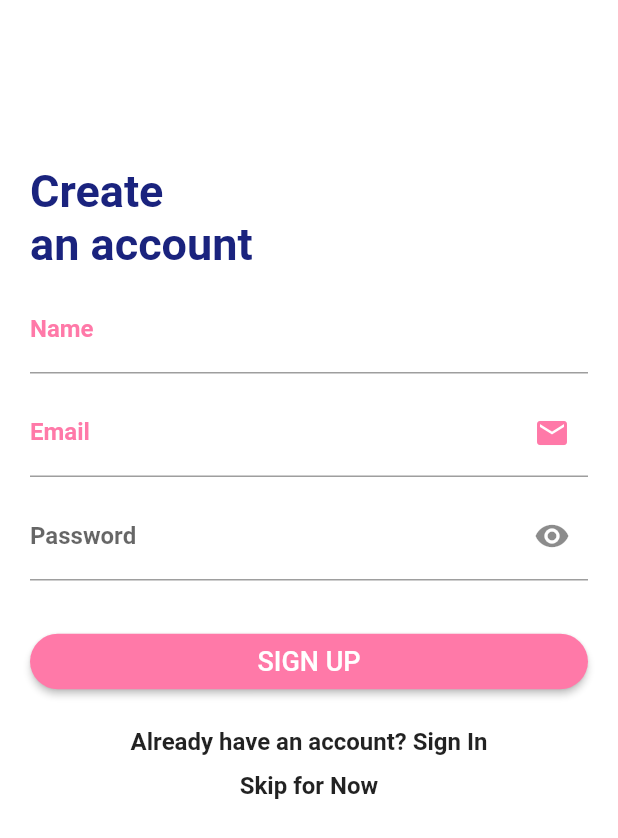
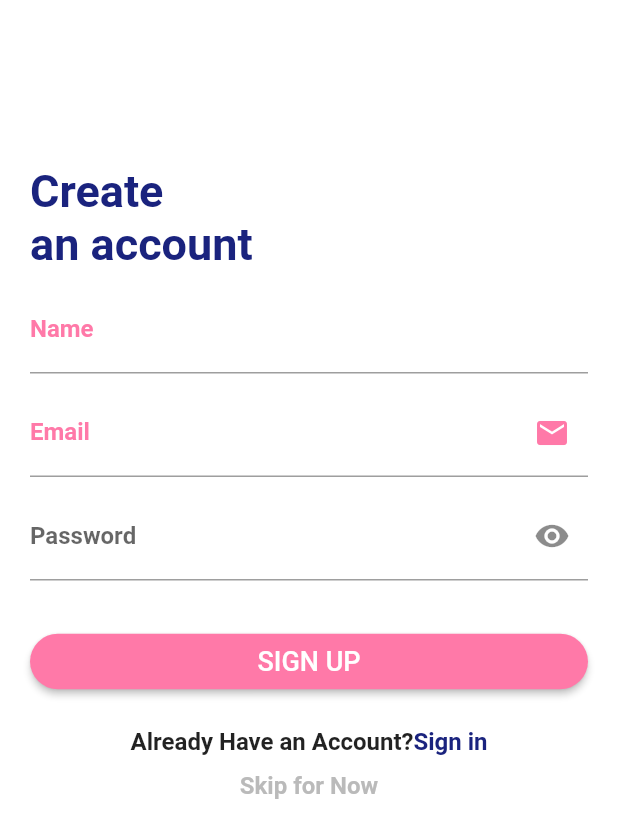
Before and after one commit to jayateerth656/Airticket, a Flutter app: the screen it shows after launch, on a phone screen of 412 x 824 dp. Shown: the top 838 px of the screen. Run offline on Flutter 3.47's test engine with Material 2 defaults, Android fonts, the phone set to English and light mode, and no system bars; our stand-ins replace carousel_slider, google_fonts, hexcolor; Roboto replaces fonts that are missing (Spartan).

Commit message:
latest commit

```diff
--- a/lib/common_properties/colors.dart
+++ b/lib/common_properties/colors.dart
@@ -9,6 +9,7 @@ class Colors1
   static const dots_color = Color.fromRGBO(226, 226, 226, 1);
   static const  button_color = Color.fromRGBO(255, 121, 168, 1);
   static const createAccountColor = Color.fromRGBO(26, 35, 126, 1);
+  static const sign_in = Color.fromRGBO(26, 35, 126, 1);
   static const mailIconColor = Color.fromRGBO(255, 121, 168, 1);
   static const haveAccountColor = Color.fromRGBO(186, 186, 186, 1);
   static const textSignInColor = Color.fromRGBO(255, 121, 168, 1);
--- a/lib/common_properties/strings.dart
+++ b/lib/common_properties/strings.dart
@@ -16,4 +16,13 @@ class Strings{
   static const String email = "Email";
   static const String Password = "password";
 
+static const String pattern=
+r"^[a-zA-Z0-9.!#$%&'*+/=?^_`{|}~-]+@[a-zA-Z0-9](?:[a-zA-Z0-9-]"
+r"{0,253}[a-zA-Z0-9])?(?:\.[a-zA-Z0-9](?:[a-zA-Z0-9-]"
+r"{0,253}[a-zA-Z0-9])?)*$";
+
+static const String password_pattern = r'^(?=.*?[A-Z])(?=.*?[a-z])(?=.*?[0-9])(?=.*?[!@#\$&*~]).{8,}$';
+  static const String name_pattern =  r'^[A-Za-z0-9]+(?:[ _-][A-Za-z0-9]+)*$';
+
+
 }
--- a/lib/screens/sign_up.dart
+++ b/lib/screens/sign_up.dart
@@ -53,19 +53,19 @@ class _SignUpState extends State<SignUp> {
                         crossAxisAlignment: CrossAxisAlignment.start,
                         children: [
                           Text(
-                            'Create',
+                      Strings. create_account,
                             style: GoogleFonts.spartan(
                                 color: Colors1.createAccountColor,
                                 fontSize: 30,
                                 fontWeight: FontWeight.bold),
                           ),
-                          Text(
-                            'an account',
-                            style: GoogleFonts.spartan(
-                                color:Colors1.createAccountColor,
-                                fontSize: 30,
-                                fontWeight: FontWeight.bold),
-                          ),
+                          // Text(
+                          //   'an account',
+                          //   style: GoogleFonts.spartan(
+                          //       color:Colors1.createAccountColor,
+                          //       fontSize: 30,
+                          //       fontWeight: FontWeight.bold),
+                          // ),
                         ],
                       ),
                       SpacerClass(),
@@ -75,7 +75,8 @@ class _SignUpState extends State<SignUp> {
                             keyboardType: TextInputType.name,
                             validator: (name) {
                               Pattern pattern =
-                                  r'^[A-Za-z0-9]+(?:[ _-][A-Za-z0-9]+)*$';
+                                  Strings.name_pattern;
+                                  // r'^[A-Za-z0-9]+(?:[ _-][A-Za-z0-9]+)*$';
                               RegExp regex = new RegExp(pattern);
                               if (!regex.hasMatch(name))
                                 return 'Invalid username';
@@ -93,7 +94,7 @@ class _SignUpState extends State<SignUp> {
                               }
                             },
                             decoration: InputDecoration(
-                                hintText: 'Name',
+                                // hintText: 'Name',
                                 labelText: 'Name',
                                 labelStyle: TextStyle(
                                     color: Colors1. mailIconColor,
@@ -104,10 +105,7 @@ class _SignUpState extends State<SignUp> {
                             focusNode: _emailFocusNode,
                             keyboardType: TextInputType.emailAddress,
                             validator: (email) {
-                              Pattern pattern =
-                                  r"^[a-zA-Z0-9.!#$%&'*+/=?^_`{|}~-]+@[a-zA-Z0-9](?:[a-zA-Z0-9-]"
-                                  r"{0,253}[a-zA-Z0-9])?(?:\.[a-zA-Z0-9](?:[a-zA-Z0-9-]"
-                                  r"{0,253}[a-zA-Z0-9])?)*$";
+                              Pattern pattern = Strings.pattern;
                               RegExp regex = new RegExp(pattern);
                               if (!regex.hasMatch(email))
                                 return 'Invalid Email';
@@ -149,7 +147,8 @@ class _SignUpState extends State<SignUp> {
                             keyboardType: TextInputType.visiblePassword,
                             validator: (password) {
                               Pattern pattern =
-                                  r'^(?=.*?[A-Z])(?=.*?[a-z])(?=.*?[0-9])(?=.*?[!@#\$&*~]).{8,}$';
+                                  Strings.password_pattern;
+                                  // r'^(?=.*?[A-Z])(?=.*?[a-z])(?=.*?[0-9])(?=.*?[!@#\$&*~]).{8,}$';
                               RegExp regex = new RegExp(pattern);
                               if (!regex.hasMatch(password))
                                 return 'Invalid password';
@@ -199,7 +198,7 @@ class _SignUpState extends State<SignUp> {
                         mainAxisAlignment: MainAxisAlignment.center,
                         children: [
                           Text(
-                            'Already have an account?',
+                            Strings.If_exist ,
                             style: TextStyle(
                                 fontSize: 16.0,
                                 // color: CustomizedColor.emailtitle,
@@ -210,10 +209,10 @@ class _SignUpState extends State<SignUp> {
                               // Navigator.pushNamed(context, id);
                             },
                             child: Text(
-                              ' Sign In',
+                                Strings.SIGN_IN,
                               style: TextStyle(
                                   fontSize: 16.0,
-                                  // color: CustomizedColors.titlepinkcolor,
+                                  color: Colors1.sign_in,
                                   fontWeight: FontWeight.bold),
                             ),
                           ),
@@ -227,10 +226,10 @@ class _SignUpState extends State<SignUp> {
                           mainAxisAlignment: MainAxisAlignment.center,
                           children: [
                             Text(
-                              'Skip for Now',
+                              Strings. SKIP,
                               style: TextStyle(
                                   fontSize: 16.0,
-                                  // color: CustomizedColors.emailtitle,
+                               color:   Colors1.skipNowColor,
                                   fontWeight: FontWeight.bold),
                             ),
                           ],
```
